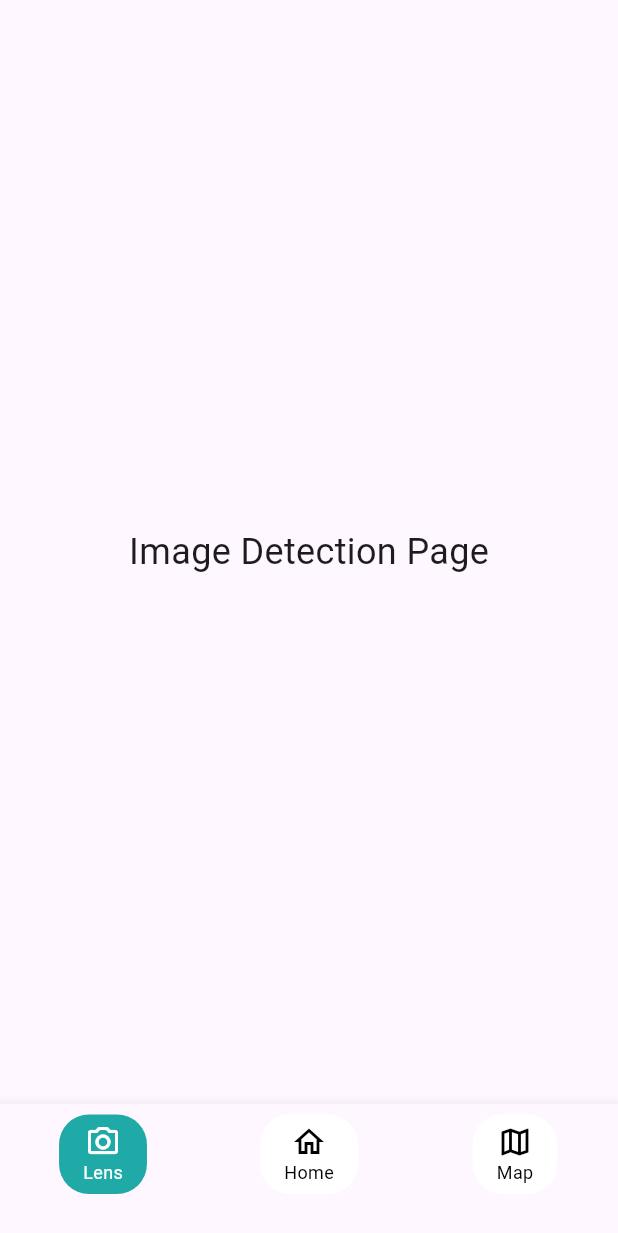
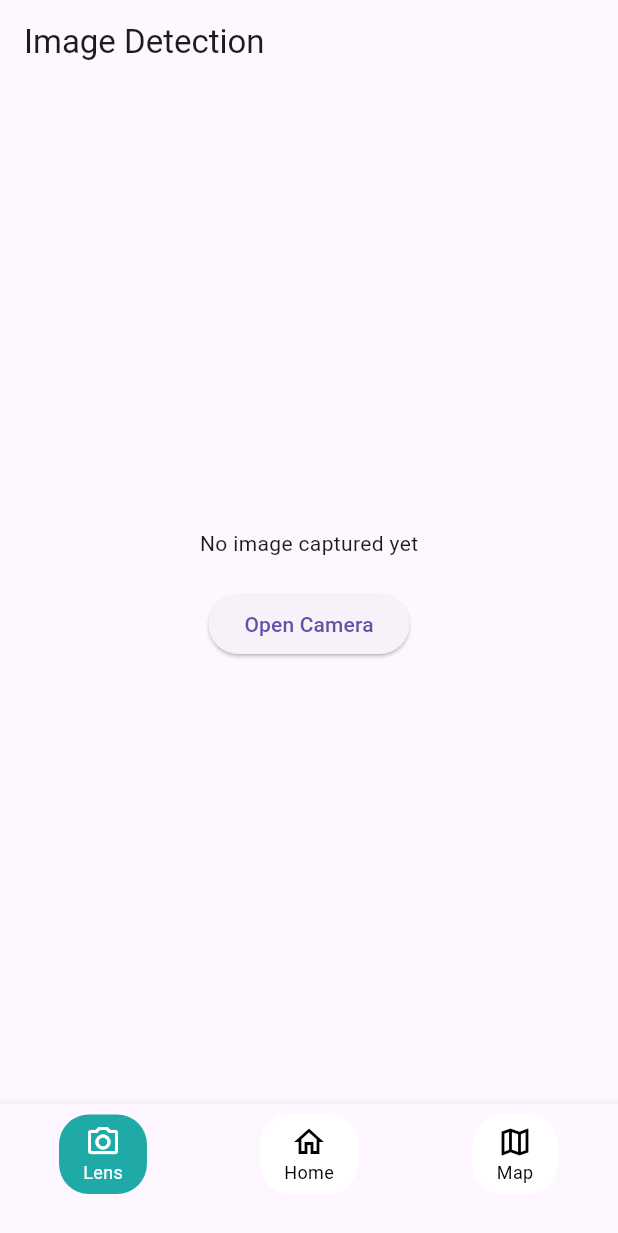
Before and after one commit to JurisAlson/ecoscrap_app, a Flutter app: the ImageDetectionPage screen opened directly, on a phone screen of 412 x 824 dp. Shown: the top 1233 px of the screen. Run offline on Flutter 3.47's test engine with Material 3 defaults, Android fonts, the phone set to English and light mode, and no system bars; our stand-ins replace image_picker.

Commit message:
Camera Acess shit

```diff
--- a/lib/image_detection.dart
+++ b/lib/image_detection.dart
@@ -1,6 +1,8 @@
 import 'package:flutter/material.dart';
 import 'dashboard.dart';
 import 'geomapping.dart';
+import 'package:image_picker/image_picker.dart';
+import 'dart:io';
 
 class ImageDetectionPage extends StatefulWidget {
   const ImageDetectionPage({super.key});
@@ -11,6 +13,19 @@ class ImageDetectionPage extends StatefulWidget {
 
 class _ImageDetectionPageState extends State<ImageDetectionPage> {
   final int _selectedIndex = 0; // LENS selected
+  File? _image; // To store captured image
+  final ImagePicker _picker = ImagePicker();
+
+  // Capture image from camera
+  Future<void> _captureImageWithCamera() async {
+    final XFile? capturedFile =
+        await _picker.pickImage(source: ImageSource.camera);
+    if (capturedFile != null) {
+      setState(() {
+        _image = File(capturedFile.path);
+      });
+    }
+  }
 
   void _onItemTapped(int index) {
     if (index == _selectedIndex) return;
@@ -31,10 +46,25 @@ class _ImageDetectionPageState extends State<ImageDetectionPage> {
   @override
   Widget build(BuildContext context) {
     return Scaffold(
-      body: const Center(
-        child: Text(
-          "Image Detection Page",
-          style: TextStyle(fontSize: 24),
+      appBar: AppBar(title: const Text("Image Detection")),
+      body: Center(
+        child: Column(
+          mainAxisAlignment: MainAxisAlignment.center,
+          children: [
+            _image != null
+                ? Image.file(
+                    _image!,
+                    width: 200,
+                    height: 200,
+                    fit: BoxFit.cover,
+                  )
+                : const Text("No image captured yet"),
+            const SizedBox(height: 20),
+            ElevatedButton(
+              onPressed: _captureImageWithCamera,
+              child: const Text("Open Camera"),
+            ),
+          ],
         ),
       ),
       bottomNavigationBar: _buildFooter(),
```
